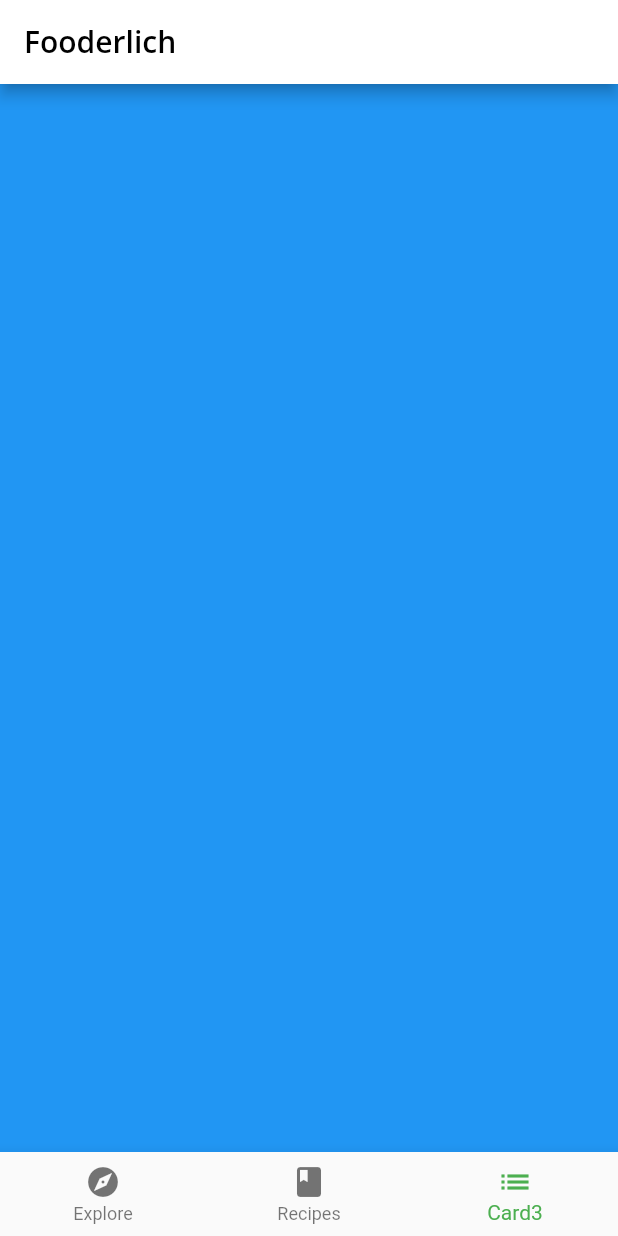
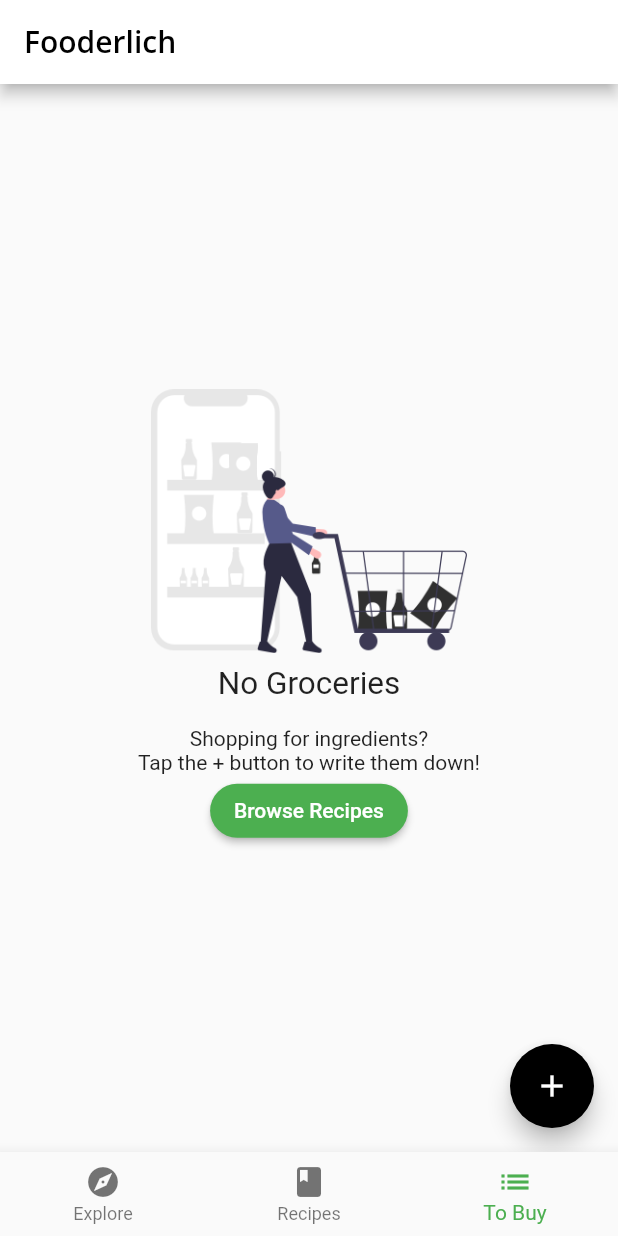
Before and after one commit to pedao018/RW_flutter_Scrollable_Widgets, a Flutter app: the screen it shows after launch, item 3 of the bottom bar chosen, on a phone screen of 412 x 824 dp. Run offline on Flutter 3.47's test engine with Material 2 defaults, Android fonts, the phone set to English and light mode, and no system bars; our stand-ins replace flutter_colorpicker, google_fonts; project files that could hold a hidden picture were left out.

```diff
--- a/lib/home.dart
+++ b/lib/home.dart
@@ -1,6 +1,9 @@
 import 'package:flutter/material.dart';
+import 'package:fooderlich/models/models.dart';
 import 'package:fooderlich/screens/explore_screens.dart';
+import 'package:fooderlich/screens/grocery_screen.dart';
 import 'package:fooderlich/screens/recipes_screen.dart';
+import 'package:provider/provider.dart';
 
 class Home extends StatefulWidget {
   const Home({Key key}) : super(key: key);
@@ -10,39 +13,39 @@ class Home extends StatefulWidget {
 }
 
 class _HomeState extends State<Home> {
-  int _selectedIndex = 0;
-
   static List<Widget> pages = <Widget>[
     ExploreScreen(),
     RecipesScreen(),
-    Container(color: Colors.blue)
+    GroceryScreen()
   ];
-
-  void _onItemTapped(int index) {
-    setState(() {
-      _selectedIndex = index;
-    });
-  }
 
   @override
   Widget build(BuildContext context) {
+    return Consumer<TabManager>(builder: (context, tabManager, child) {
       return Scaffold(
           appBar: AppBar(
               title: Text('Fooderlich',
                   style: Theme.of(context).textTheme.headline6)),
-        body: pages[_selectedIndex],
+          body: IndexedStack(
+            index: tabManager.selectedTab,
+            children: pages,
+          ),
+          //pages[tabManager.selectedTab]
           bottomNavigationBar: BottomNavigationBar(
               selectedItemColor:
                   Theme.of(context).textSelectionTheme.selectionColor,
-            currentIndex: _selectedIndex,
-            onTap: _onItemTapped,
+              currentIndex: tabManager.selectedTab,
+              onTap: (index) {
+                tabManager.goToTab(index);
+              },
               items: <BottomNavigationBarItem>[
                 const BottomNavigationBarItem(
                     icon: Icon(Icons.explore), label: 'Explore'),
                 const BottomNavigationBarItem(
                     icon: Icon(Icons.book), label: 'Recipes'),
                 const BottomNavigationBarItem(
-                  icon: Icon(Icons.list), label: 'Card3'),
+                    icon: Icon(Icons.list), label: 'To Buy'),
               ]));
+    });
   }
 }
--- a/lib/main.dart
+++ b/lib/main.dart
@@ -1,5 +1,7 @@
 import 'package:flutter/material.dart';
+import 'package:provider/provider.dart';
 import 'fooderlich_theme.dart';
+import 'package:fooderlich/models/models.dart';
 import 'home.dart';
 
 void main() {
@@ -8,9 +10,19 @@ void main() {
 
 class Fooderlich extends StatelessWidget {
   const Fooderlich({Key key}) : super(key: key);
+
   @override
   Widget build(BuildContext context) {
     final theme = FooderlichTheme.light();
-    return MaterialApp(theme: theme, title: 'Fooderlich', home: const Home());
+    return MaterialApp(
+        theme: theme,
+        title: 'Fooderlich',
+        home: MultiProvider(
+          providers: [
+            ChangeNotifierProvider(create: (context) => TabManager()),
+            ChangeNotifierProvider(create: (context) => GroceryManager())
+          ],
+          child: Home(),
+        ));
   }
 }
--- /dev/null
+++ b/lib/models/grocery_item.dart
@@ -0,0 +1,44 @@
+import 'package:flutter/painting.dart';
+
+// 1
+enum Importance { low, medium, high }
+
+class GroceryItem {
+  // 2
+  final String id;
+  // 3
+  final String name;
+  final Importance importance;
+  final Color color;
+  final int quantity;
+  final DateTime date;
+  final bool isComplete;
+
+  GroceryItem(
+      {this.id,
+        this.name,
+        this.importance,
+        this.color,
+        this.quantity,
+        this.date,
+        this.isComplete = false});
+
+  // 4
+  GroceryItem copyWith(
+      {String id,
+        String name,
+        Importance importance,
+        Color color,
+        int quantity,
+        DateTime date,
+        bool isComplete}) {
+    return GroceryItem(
+        id: id ?? this.id,
+        name: name ?? this.name,
+        importance: importance ?? this.importance,
+        color: color ?? this.color,
+        quantity: quantity ?? this.quantity,
+        date: date ?? this.date,
+        isComplete: isComplete ?? this.isComplete);
+  }
+}
--- a/lib/models/models.dart
+++ b/lib/models/models.dart
@@ -2,3 +2,6 @@ export 'explore_recipe.dart';
 export 'post.dart';
 export 'simple_recipe.dart';
 export 'explore_data.dart';
+export 'grocery_item.dart';
+export 'tab_manager.dart';
+export 'grocery_manager.dart';
--- /dev/null
+++ b/lib/models/tab_manager.dart
@@ -0,0 +1,15 @@
+import 'package:flutter/material.dart';
+
+class TabManager extends ChangeNotifier {
+  int selectedTab = 0;
+
+  void goToTab(index) {
+    selectedTab = index;
+    notifyListeners();
+  }
+
+  void goToRecipes() {
+    selectedTab = 1;
+    notifyListeners();
+  }
+}
--- /dev/null
+++ b/lib/screens/empty_grocery_screen.dart
@@ -0,0 +1,45 @@
+import 'package:flutter/material.dart';
+import 'package:fooderlich/models/models.dart';
+import 'package:provider/provider.dart';
+
+class EmptyGroceryScreen extends StatelessWidget {
+  const EmptyGroceryScreen({Key key}) : super(key: key);
+
+  @override
+  Widget build(BuildContext context) {
+    return Padding(
+      padding: const EdgeInsets.all(30.0),
+      // 2
+      child: Center(
+        // 3
+        child: Column(
+          mainAxisAlignment: MainAxisAlignment.center,
+          children: [
+            AspectRatio(
+              aspectRatio: 2 / 1,
+              child: Image.asset('assets/fooderlich_assets/empty_list.png'),
+            ),
+            SizedBox(height: 8.0),
+            Text('No Groceries', style: TextStyle(fontSize: 21.0)),
+            SizedBox(height: 16.0),
+            Text(
+              'Shopping for ingredients?\n'
+              'Tap the + button to write them down!',
+              textAlign: TextAlign.center,
+            ),
+            MaterialButton(
+              onPressed: () {
+                Provider.of<TabManager>(context, listen: false).goToRecipes();
+              },
+              textColor: Colors.white,
+              child: Text('Browse Recipes'),
+              shape: RoundedRectangleBorder(
+                  borderRadius: BorderRadius.circular(30.0)),
+              color: Colors.green,
+            )
+          ],
+        ),
+      ),
+    );
+  }
+}
--- /dev/null
+++ b/lib/screens/grocery_screen.dart
@@ -0,0 +1,45 @@
+import 'package:flutter/material.dart';
+import 'package:fooderlich/models/models.dart';
+import 'package:fooderlich/screens/empty_grocery_screen.dart';
+import 'package:fooderlich/screens/grocery_item_screen.dart';
+import 'package:fooderlich/screens/grocery_list_screen.dart';
+import 'package:provider/provider.dart';
+
+class GroceryScreen extends StatelessWidget {
+  const GroceryScreen({Key key}) : super(key: key);
+
+  @override
+  Widget build(BuildContext context) {
+    return Scaffold(
+      floatingActionButton: FloatingActionButton(
+        child: Icon(Icons.add),
+        onPressed: () {
+          final manager = Provider.of<GroceryManager>(context, listen: false);
+          Navigator.push(
+              context,
+              MaterialPageRoute(
+                  builder: (context) => GroceryItemScreen(
+                        onCreate: (item) {
+                          manager.addItem(item);
+                          Navigator.pop(context);
+                        },
+                      )));
+        },
+      ),
+      body: buildGroceryScreen(),
+    );
+  }
+
+  Widget buildGroceryScreen() {
+    return Consumer<GroceryManager>(
+      builder: (context, manager, child) {
+        if (manager.grococeryItems.isNotEmpty) {
+          // TODO 25: Add GroceryListScreen
+          return GroceryListScreen(manager: manager);
+        } else {
+          return EmptyGroceryScreen();
+        }
+      },
+    );
+  }
+}
--- a/pubspec.yaml
+++ b/pubspec.yaml
@@ -11,6 +11,11 @@ dependencies:
   flutter:
     sdk: flutter
   google_fonts: ^2.1.0
+  provider: ^5.0.0
+  flutter_colorpicker: ^0.4.0
+  intl: ^0.17.0
+  uuid: ^3.0.4
+
 
 dev_dependencies:
   flutter_test:
@@ -24,3 +29,4 @@ flutter:
     - assets/magazine_pics/
     - assets/sample_data/
     - assets/profile_pics/
+    - assets/fooderlich_assets/
```
Also changed, not shown: lib/components/grocery_tile.dart (added, +93 -0 lines), lib/models/grocery_manager.dart (added, +29 -0 lines), lib/screens/grocery_item_screen.dart (added, +330 -0 lines), lib/screens/grocery_list_screen.dart (added, +65 -0 lines), assets/fooderlich_assets/empty_list.png (added), pubspec.lock. Lines whose indentation alone changed are shown as unchanged.
